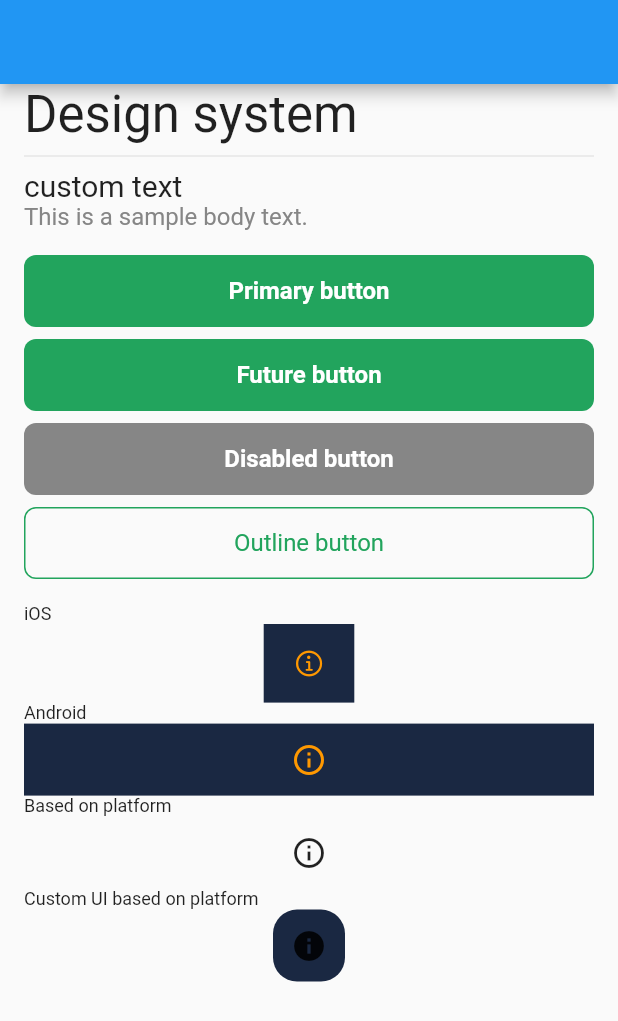
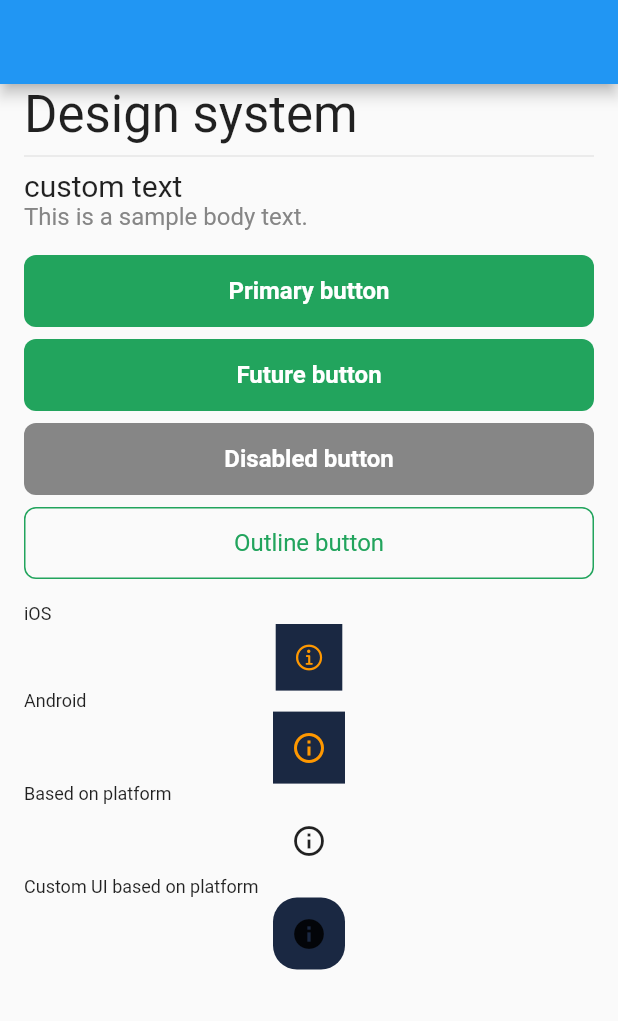
Before and after one commit to VincenziSimoneAnt/custom_ui, a Flutter app: the screen it shows after launch, on a phone screen of 412 x 824 dp. Shown: the top 1021 px of the screen. Run offline on Flutter 3.47's test engine with Material 2 defaults, Android fonts, the phone set to English and light mode, and no system bars; drawn by our look-alikes of flutter_platform_widgets; our stand-ins replace figma_squircle.

Commit message:
Add dark mode to custom_icon_button Add common padding handling to custom_icon_button for iOS and Android

```diff
--- a/custom_app/lib/views/example_view.dart
+++ b/custom_app/lib/views/example_view.dart
@@ -93,16 +93,17 @@ class _ExampleViewState extends State<ExampleView> {
                 color: const Color(0xFF1A2842),
                 child: CupertinoButton(
                   onPressed: () => log('info pressed'),
+                  padding: const EdgeInsets.all(12.0),
                   child: const Icon(
                     CupertinoIcons.info_circle,
                     color: Colors.orange,
-                    //size: 100,
                   ),
                 ),
               ),
             ),
             CustomText.caption('Android'),
-            PlatformWidget(
+            Center(
+              child: PlatformWidget(
                 cupertino: (_, __) => Material(
                   child: Container(
                     color: const Color(0xFF1A2842),
@@ -119,6 +120,7 @@ class _ExampleViewState extends State<ExampleView> {
                     color: Colors.orange,
                     onPressed: () => log('info pressed'),
                     icon: const Icon(Icons.info_outline),
+                  ),
                 ),
               ),
             ),
--- a/lib/src/widgets/molecules/custom_icon_button.dart
+++ b/lib/src/widgets/molecules/custom_icon_button.dart
@@ -5,19 +5,28 @@ import 'package:flutter/cupertino.dart';
 import 'package:flutter/material.dart';
 import 'package:flutter_platform_widgets/flutter_platform_widgets.dart';
 
+// Light theme
 const defaultIconColor = Color(0xFF1A2842);
 const activeIconColor = Color(0xFFB0BF22);
 const defaultBackgroundColor = Colors.transparent;
 const activeBackgroundColor = Color(0xFF1A2842);
 
-class CustomIconButton extends StatelessWidget {
+// Dark theme
+const defaultIconColorDarkMode = Color(0xFFFFFFFF);
+const activeIconColorDarkMode = Color(0xFF1A2842);
+const defaultBackgroundColorDarkMode = Colors.transparent;
+const activeBackgroundColorDarkMode = Color(0xFFB0BF22);
+
+class CustomIconButton extends StatefulWidget {
   final IconData? icon;
   final IconData? activeIcon;
   final IconData? materialIcon;
   final IconData? materialActiveIcon;
   final IconData? cupertinoIcon;
   final IconData? cupertinoActiveIcon;
+  final EdgeInsets? padding;
   final bool isActive;
+
   const CustomIconButton({
     Key? key,
     this.icon,
@@ -26,8 +35,41 @@ class CustomIconButton extends StatelessWidget {
     this.materialActiveIcon,
     this.cupertinoIcon,
     this.cupertinoActiveIcon,
+    this.padding = const EdgeInsets.all(8.0),
     this.isActive = true,
   }) : super(key: key);
+
+  @override
+  State<CustomIconButton> createState() => _CustomIconButtonState();
+}
+
+class _CustomIconButtonState extends State<CustomIconButton>
+    with WidgetsBindingObserver {
+  bool _darkMode = false;
+
+  @override
+  void initState() {
+    super.initState();
+    _darkMode =
+        WidgetsBinding.instance.window.platformBrightness == Brightness.dark;
+    WidgetsBinding.instance.addObserver(this);
+  }
+
+  @override
+  void dispose() {
+    WidgetsBinding.instance.removeObserver(this);
+    super.dispose();
+  }
+
+  @override
+  void didChangePlatformBrightness() {
+    final Brightness brightness =
+        WidgetsBinding.instance.window.platformBrightness;
+
+    setState(() {
+      _darkMode = brightness == Brightness.dark;
+    });
+  }
 
   @override
   Widget build(BuildContext context) {
@@ -35,7 +77,13 @@ class CustomIconButton extends StatelessWidget {
       child: Container(
         clipBehavior: Clip.hardEdge,
         decoration: ShapeDecoration(
-          color: isActive ? activeBackgroundColor : defaultBackgroundColor,
+          color: _darkMode
+              ? widget.isActive
+                  ? activeBackgroundColorDarkMode
+                  : defaultBackgroundColorDarkMode
+              : widget.isActive
+                  ? activeBackgroundColor
+                  : defaultBackgroundColor,
           shape: SmoothRectangleBorder(
             borderRadius: SmoothBorderRadius(
               cornerRadius: 16,
@@ -45,28 +93,41 @@ class CustomIconButton extends StatelessWidget {
         ),
         child: PlatformIconButton(
           onPressed: () => log('CustomUI info pressed'),
-          icon: isActive ? Icon(activeIcon) : Icon(icon),
-          materialIcon: icon == null
-              ? isActive
-                  ? Icon(materialActiveIcon)
-                  : Icon(materialIcon)
+          icon: widget.isActive ? Icon(widget.activeIcon) : Icon(widget.icon),
+          padding: widget.padding,
+          materialIcon: widget.icon == null
+              ? widget.isActive
+                  ? Icon(widget.materialActiveIcon)
+                  : Icon(widget.materialIcon)
               : null,
-          cupertinoIcon: icon == null
-              ? isActive
+          cupertinoIcon: widget.icon == null
+              ? widget.isActive
                   ? Icon(
-                      cupertinoActiveIcon,
-                      color: activeIconColor,
+                      widget.cupertinoActiveIcon,
+                      color:
+                          _darkMode ? activeIconColorDarkMode : activeIconColor,
                     )
                   : Icon(
-                      cupertinoIcon,
-                      color: defaultIconColor,
+                      widget.cupertinoIcon,
+                      color: _darkMode
+                          ? defaultIconColorDarkMode
+                          : defaultIconColor,
                     )
               : null,
           material: (_, __) => MaterialIconButtonData(
-            color: isActive ? activeIconColor : defaultIconColor,
+            color: _darkMode
+                ? widget.isActive
+                    ? activeIconColorDarkMode
+                    : defaultIconColorDarkMode
+                : widget.isActive
+                    ? activeIconColor
+                    : defaultIconColor,
           ),
-          cupertino: (_, __) =>
-              CupertinoIconButtonData(), // color on Cupertino will change the backgroundColor
+          cupertino: (_, __) => CupertinoIconButtonData(
+            padding: widget.padding != null
+                ? widget.padding! + const EdgeInsets.all(4.0)
+                : const EdgeInsets.all(4.0),
+          ), // color on Cupertino will change the backgroundColor
         ),
       ),
     );
```
Lines whose indentation alone changed are shown as unchanged.
